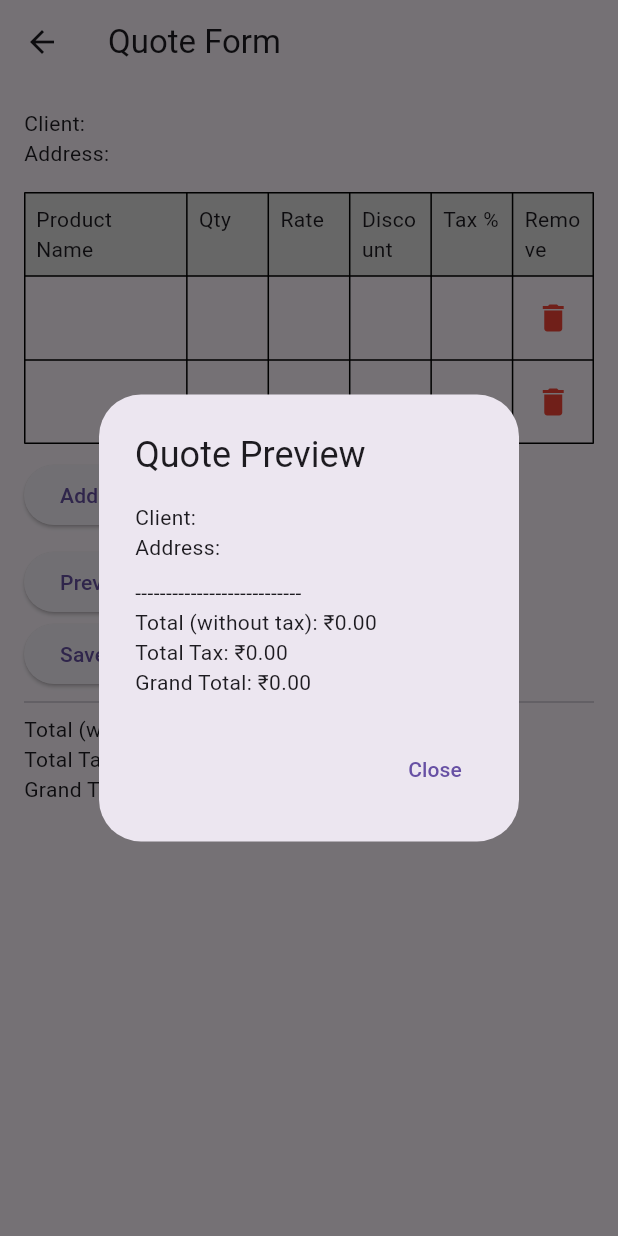
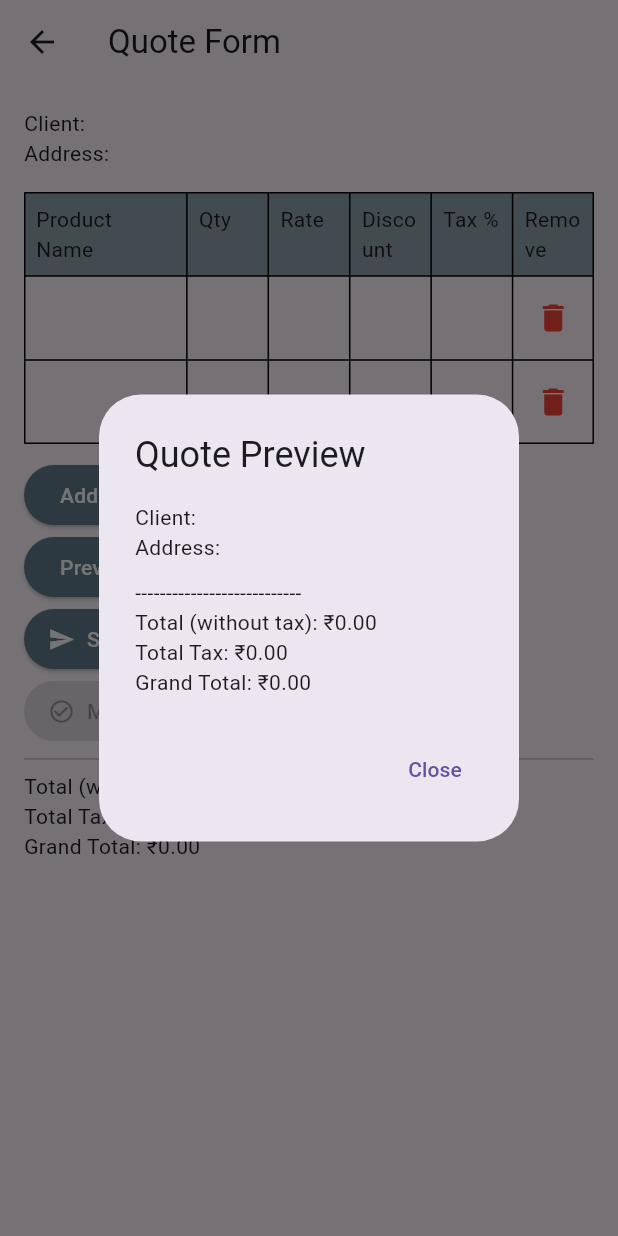
Before and after one commit to YashviKamani/App, a Flutter app: the QuoteFormPage screen opened directly with empty values, after a tap on "Add Item", after a tap on "Preview Quote", on a phone screen of 412 x 824 dp. Run offline on Flutter 3.47's test engine with Material 3 defaults, Android fonts, the phone set to English and light mode, and no system bars.

Commit message:
refactoring of code

```diff
--- /dev/null
+++ b/lib/Calculation/cal.dart
@@ -0,0 +1,18 @@
+import 'package:flutter/material.dart';
+
+double calculateTotalWithoutTax(List<Map<String, dynamic>> items) {
+  return items.fold(0.0, (sum, item) {
+    return sum + ((item['rate'] - item['discount']) * item['quantity']);
+  });
+}
+
+double calculateTotalTax(List<Map<String, dynamic>> items) {
+  return items.fold(0.0, (sum, item) {
+    double base = (item['rate'] - item['discount']) * item['quantity'];
+    return sum + (base * item['tax'] / 100);
+  });
+}
+
+double calculateTotalWithTax(List<Map<String, dynamic>> items) {
+  return calculateTotalWithoutTax(items) + calculateTotalTax(items);
+}
--- a/lib/ui/tablescreen.dart
+++ b/lib/ui/tablescreen.dart
@@ -1,106 +1,32 @@
-import "package:flutter/material.dart";
+import 'package:flutter/material.dart';
 import 'package:intl/intl.dart';
-// import 'package:pdf/widgets.dart' as pw
-
-// import 'package:path_provider/path_provider.dart';
-// import 'package:share_plus/share_plus.dart';
-// import 'dart:io';
-void main() {
-  runApp(QuoteBuilderApp());
-}
-
-class QuoteBuilderApp extends StatelessWidget {
-  @override
-  Widget build(BuildContext context) {
-    return MaterialApp(
-      title: 'Product Quote',
-      theme: ThemeData(primarySwatch: Colors.blue),
-      home: ClientInfoPage(),
-    );
-  }
-}
+import '../Calculation/cal.dart';
 
 final currencyFormat = NumberFormat.currency(locale: 'en_IN', symbol: '₹');
-
-class ClientInfoPage extends StatefulWidget {
-  @override
-  _ClientInfoPageState createState() => _ClientInfoPageState();
-}
-
-class _ClientInfoPageState extends State<ClientInfoPage> {
-  final TextEditingController nameController = TextEditingController();
-  final TextEditingController addressController = TextEditingController();
-  final TextEditingController referenceController = TextEditingController();
-
-  void goToQuoteForm() {
-    if (nameController.text.isNotEmpty && addressController.text.isNotEmpty) {
-      Navigator.push(
-        context,
-        MaterialPageRoute(
-          builder: (context) => QuoteFormPage(
-            name: nameController.text,
-            address: addressController.text,
-            reference: referenceController.text,
-          ),
-        ),
-      );
-    } else {
-      ScaffoldMessenger.of(context).showSnackBar(
-        SnackBar(content: Text('Please fill in all required fields.')),
-      );
-    }
-  }
-
-  @override
-  Widget build(BuildContext context) {
-    return Scaffold(
-      appBar: AppBar(title: Text('Client Information')),
-      body: Padding(
-        padding: const EdgeInsets.all(16.0),
-        child: Column(
-          crossAxisAlignment: CrossAxisAlignment.start,
-          children: [
-            TextField(
-              controller: nameController,
-              decoration: InputDecoration(labelText: 'Client name'),
-            ),
-            TextField(
-              controller: addressController,
-              decoration: InputDecoration(labelText: 'Client Address'),
-            ),
-            TextField(
-              controller: referenceController,
-              decoration: InputDecoration(labelText: 'Reference'),
-            ),
-            SizedBox(height: 24),
-            Center(
-              child: ElevatedButton(
-                onPressed: goToQuoteForm,
-                child: Text('Continue to Quote'),
-              ),
-            ),
-          ],
-        ),
-      ),
-    );
-  }
-}
 
 class QuoteFormPage extends StatefulWidget {
   final String name;
   final String address;
   final String reference;
 
-  QuoteFormPage({required this.name, required this.address, required this.reference});
+  QuoteFormPage({
+    required this.name,
+    required this.address,
+    required this.reference,
+  });
 
   @override
   _QuoteFormPageState createState() => _QuoteFormPageState();
 }
 
+enum QuoteStatus { Draft, Sent, Accepted }
+
 class _QuoteFormPageState extends State<QuoteFormPage> {
   List<Map<String, dynamic>> items = [
     {'name': '', 'quantity': 0.0, 'rate': 0.0, 'discount': 0.0, 'tax': 0.0},
   ];
+  bool isSending = false;
+  QuoteStatus quoteStatus = QuoteStatus.Draft;
 
   void addItem() {
     setState(() {
@@ -114,18 +40,11 @@ class _QuoteFormPageState extends State<QuoteFormPage> {
     });
   }
 
-  double get totalWithoutTax => items.fold(0.0, (sum, item) {
-    return sum + ((item['rate'] - item['discount']) * item['quantity']);
-  });
+  void showPreview() {
+    double totalWithoutTax = calculateTotalWithoutTax(items);
+    double totalTax = calculateTotalTax(items);
+    double totalWithTax = calculateTotalWithTax(items);
 
-  double get totalTax => items.fold(0.0, (sum, item) {
-    double base = (item['rate'] - item['discount']) * item['quantity'];
-    return sum + (base * item['tax'] / 100);
-  });
-
-  double get totalWithTax => totalWithoutTax + totalTax;
-
-  void showPreview() {
     showDialog(
       context: context,
       builder: (context) => AlertDialog(
@@ -139,21 +58,14 @@ class _QuoteFormPageState extends State<QuoteFormPage> {
               if (widget.reference.isNotEmpty) Text('Reference: ${widget.reference}'),
               SizedBox(height: 10),
               ...items.where((item) =>
-    item['name'] != null && item['name'].toString().trim().isNotEmpty &&
-        item['quantity'] != null &&
-        item['rate'] != null &&
-        item['discount'] != null &&
-        item['tax'] != null
-    ).map((item) => Padding(
-                padding: const EdgeInsets.symmetric(vertical: 4.0),
-                child: Column(
+              item['name'].toString().trim().isNotEmpty).map((item) => Column(
                 crossAxisAlignment: CrossAxisAlignment.start,
                 children: [
                   Text('Product: ${item['name']}'),
-                    Text('Qty: ${item['quantity']}, Rate: ${currencyFormat.format(item['rate'])}, Discount: ${currencyFormat.format(item['discount'])}, Tax: ${item['tax']}%'),
+                  Text('Qty: ${item['quantity']}, Rate: ${currencyFormat.format(item['rate'])}, '
+                      'Discount: ${currencyFormat.format(item['discount'])}, Tax: ${item['tax']}%'),
                   Divider(),
                 ],
-                ),
               )),
               Text('---------------------------'),
               Text('Total (without tax): ${currencyFormat.format(totalWithoutTax)}'),
@@ -166,20 +78,40 @@ class _QuoteFormPageState extends State<QuoteFormPage> {
           TextButton(
             onPressed: () => Navigator.pop(context),
             child: Text('Close'),
-          )
+          ),
         ],
       ),
     );
   }
 
+  Future<void> simulateSendQuote() async {
+    setState(() {
+      isSending = true;
+      quoteStatus = QuoteStatus.Sent;
+    });
+    await Future.delayed(Duration(seconds: 3));
+    setState(() => isSending = false);
 
-  void sendPdfViaWhatsapp() {
-        print("Send button clicked.....");
+    ScaffoldMessenger.of(context).showSnackBar(
+      SnackBar(content: Text('📤 Quote marked as Sent!')),
+    );
   }
 
+  void markAsAccepted() {
+    setState(() {
+      quoteStatus = QuoteStatus.Accepted;
+    });
+    ScaffoldMessenger.of(context).showSnackBar(
+      SnackBar(content: Text('✅ Quote marked as Accepted.')),
+    );
+  }
 
   @override
   Widget build(BuildContext context) {
+    double totalWithoutTax = calculateTotalWithoutTax(items);
+    double totalTax = calculateTotalTax(items);
+    double totalWithTax = calculateTotalWithTax(items);
+
     return Scaffold(
       appBar: AppBar(title: Text('Quote Form')),
       body: SingleChildScrollView(
@@ -203,56 +135,33 @@ class _QuoteFormPageState extends State<QuoteFormPage> {
               },
               children: [
                 TableRow(
-                  decoration: BoxDecoration(color: Colors.grey[300]),
+                  decoration: BoxDecoration(color: Colors.blueGrey[300]),
                   children: [
-                    Padding(padding: EdgeInsets.all(8), child: Text('Product Name')),
-                    Padding(padding: EdgeInsets.all(8), child: Text('Qty')),
-                    Padding(padding: EdgeInsets.all(8), child: Text('Rate')),
-                    Padding(padding: EdgeInsets.all(8), child: Text('Discount')),
-                    Padding(padding: EdgeInsets.all(8), child: Text('Tax %')),
-                    Padding(padding: EdgeInsets.all(8), child: Text('Remove')),
+                    for (final label in ['Product Name', 'Qty', 'Rate', 'Discount', 'Tax %', 'Remove'])
+                      Padding(
+                        padding: EdgeInsets.all(8),
+                        child: Text(label),
+                      ),
                   ],
                 ),
                 ...items.asMap().entries.map((entry) {
                   int index = entry.key;
                   var item = entry.value;
                   return TableRow(children: [
+                    for (final key in ['name', 'quantity', 'rate', 'discount', 'tax'])
                       Padding(
                         padding: EdgeInsets.all(4),
                         child: TextField(
-                        onChanged: (val) => setState(() => item['name'] = val),
-                        decoration: InputDecoration(border: InputBorder.none),
-                      ),
-                    ),
-                    Padding(
-                      padding: EdgeInsets.all(4),
-                      child: TextField(
-                        onChanged: (val) => setState(() => item['quantity'] = double.tryParse(val) ?? 0.0),
-                        keyboardType: TextInputType.number,
-                        decoration: InputDecoration(border: InputBorder.none),
-                      ),
-                    ),
-                    Padding(
-                      padding: EdgeInsets.all(4),
-                      child: TextField(
-                        onChanged: (val) => setState(() => item['rate'] = double.tryParse(val) ?? 0.0),
-                        keyboardType: TextInputType.number,
-                        decoration: InputDecoration(border: InputBorder.none),
-                      ),
-                    ),
-                    Padding(
-                      padding: EdgeInsets.all(4),
-                      child: TextField(
-                        onChanged: (val) => setState(() => item['discount'] = double.tryParse(val) ?? 0.0),
-                        keyboardType: TextInputType.number,
-                        decoration: InputDecoration(border: InputBorder.none),
-                      ),
-                    ),
-                    Padding(
-                      padding: EdgeInsets.all(4),
-                      child: TextField(
-                        onChanged: (val) => setState(() => item['tax'] = double.tryParse(val) ?? 0.0),
-                        keyboardType: TextInputType.number,
+                          onChanged: (val) {
+                            setState(() {
+                              item[key] = key == 'name'
+                                  ? val
+                                  : double.tryParse(val) ?? 0.0;
+                            });
+                          },
+                          keyboardType: key == 'name'
+                              ? TextInputType.text
+                              : TextInputType.number,
                           decoration: InputDecoration(border: InputBorder.none),
                         ),
                       ),
@@ -270,17 +179,42 @@ class _QuoteFormPageState extends State<QuoteFormPage> {
             SizedBox(height: 10),
             ElevatedButton(
               onPressed: addItem,
+              style: ElevatedButton.styleFrom(
+                backgroundColor: Colors.blueGrey, // Button background
+                foregroundColor: Colors.white, // Text color
+              ),
               child: Text('Add Item'),
             ),
-            SizedBox(height: 10),
+
             ElevatedButton(
               onPressed: showPreview,
+              style: ElevatedButton.styleFrom(
+                backgroundColor: Colors.blueGrey,
+                foregroundColor: Colors.white,
+              ),
               child: Text('Preview Quote'),
             ),
-            ElevatedButton(
-              onPressed: sendPdfViaWhatsapp,
-              child: Text('Save'),
+
+            ElevatedButton.icon(
+              icon: Icon(Icons.send),
+              label: isSending ? Text('Sending...') : Text('Send Quote'),
+              onPressed: isSending ? null : simulateSendQuote,
+              style: ElevatedButton.styleFrom(
+                backgroundColor: Colors.blueGrey,
+                foregroundColor: Colors.white,
               ),
+            ),
+
+            ElevatedButton.icon(
+              icon: Icon(Icons.check_circle_outline),
+              label: Text('Mark as Accepted'),
+              onPressed: quoteStatus == QuoteStatus.Sent ? markAsAccepted : null,
+              style: ElevatedButton.styleFrom(
+                backgroundColor: Colors.blueGrey,
+                foregroundColor: Colors.white,
+              ),
+            ),
+
             Divider(),
             Text('Total (without tax): ${currencyFormat.format(totalWithoutTax)}'),
             Text('Total Tax: ${currencyFormat.format(totalTax)}'),
```
Also changed, not shown: lib/main.dart (+15 -3 lines), lib/models/line_item.dart (deleted, +0 -7 lines), lib/ui/home.dart (+19 -14 lines), lib/constant/style.dart (deleted), lib/utils/calaculation.dart (deleted). Lines whose indentation alone changed are shown as unchanged.
